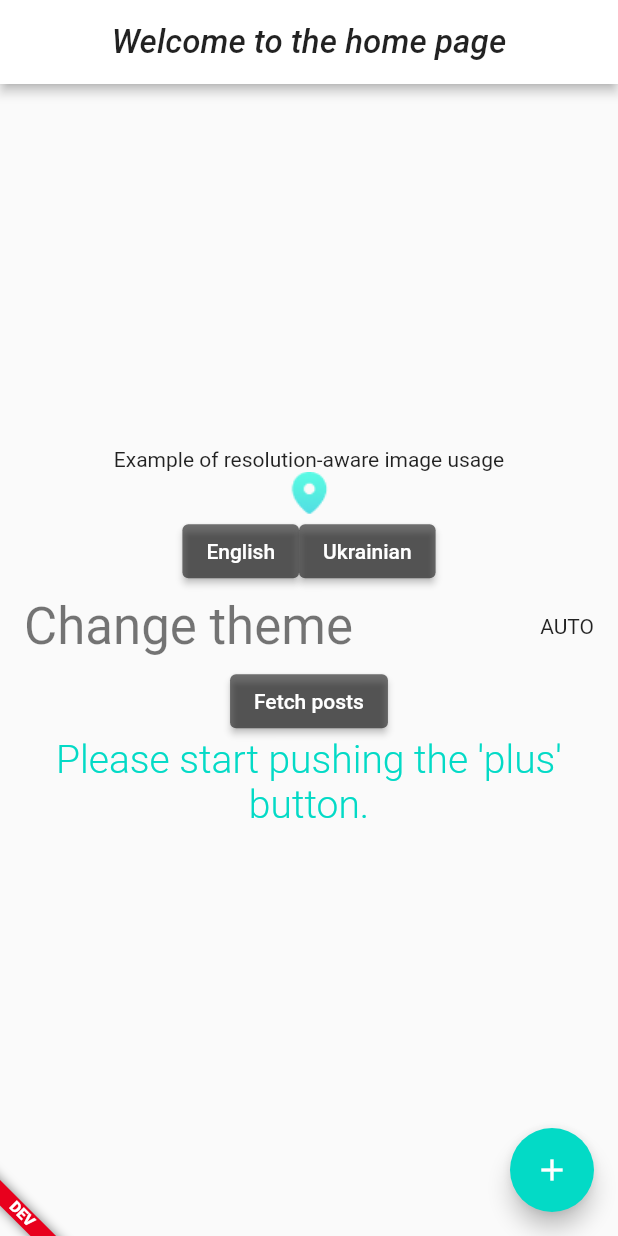
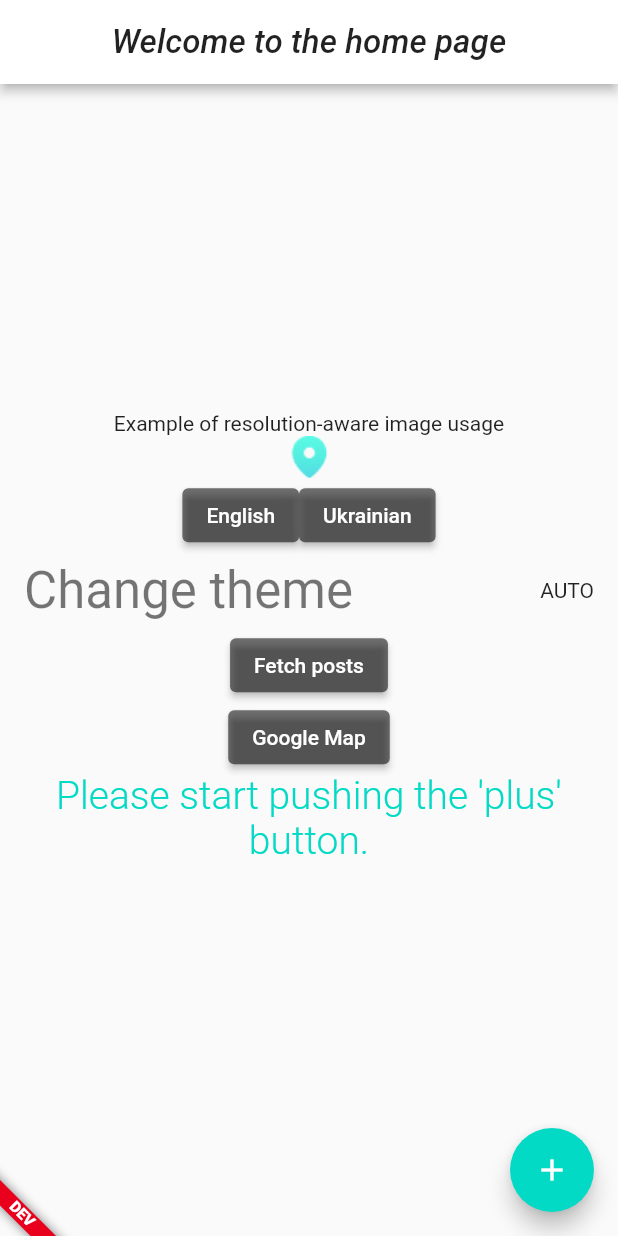
Before and after one commit to extrawest/ev_stations_map_showcase, a Flutter app: the screen it shows after launch, on a phone screen of 412 x 824 dp. Run offline on Flutter 3.47's test engine with Material 2 defaults, Android fonts, the light colour scheme and no system bars; our stand-ins replace device_info_plus, easy_localization, flutter_secure_storage, google_fonts, google_maps_flutter, package_info and 1 more; missing offline and left inert: flutter_udid; project files that could hold a hidden picture were left out.

Commit message:
added map screen

```diff
--- a/assets/i18n/en-US.json
+++ b/assets/i18n/en-US.json
@@ -18,9 +18,9 @@
     "other": "You have pushed the button {} times."
   },
   "fetch_posts": "Fetch posts",
-
   "auto": "auto",
   "light": "light",
   "dark": "dark",
-  "resolution_aware_img": "Example of resolution-aware image usage"
+  "resolution_aware_img": "Example of resolution-aware image usage",
+  "google_map": "Google Map"
 }
--- a/assets/i18n/uk-UA.json
+++ b/assets/i18n/uk-UA.json
@@ -18,9 +18,9 @@
     "other": "Ви натиснули кнопку {} раз."
   },
   "fetch_posts": "Оновити пости",
-
   "auto": "авто",
   "light": "світла",
   "dark": "темна",
-  "resolution_aware_img": "Приклад використання зображення, яке враховує роздільну здатність екрану"
+  "resolution_aware_img": "Приклад використання зображення, яке враховує роздільну здатність екрану",
+  "google_map": "Google мапа"
 }
--- a/lib/routes.dart
+++ b/lib/routes.dart
@@ -1,4 +1,5 @@
 import 'package:flutter/material.dart';
+import 'package:volkhov_maps_app/screens/map_sreen.dart';
 
 import 'flavor_banner.dart';
 import 'screens/home_screen.dart';
@@ -6,8 +7,10 @@ import 'screens/splash_screen.dart';
 
 const String homeScreenRoute = '/home_screen';
 const String splashScreenRoute = '/splash_screen';
+const String mapScreenRoute = '/map_screen';
 
 Map<String, WidgetBuilder> applicationRoutes = <String, WidgetBuilder>{
   splashScreenRoute: (context) => SplashScreen(),
   homeScreenRoute: (context) => const FlavorBanner(child: HomeScreen()),
+  mapScreenRoute: (context) => const MapScreen(),
 };
--- a/lib/screens/home_screen.dart
+++ b/lib/screens/home_screen.dart
@@ -2,6 +2,7 @@ import 'package:easy_localization/easy_localization.dart';
 import 'package:flutter/material.dart';
 import 'package:provider/provider.dart';
 import 'package:volkhov_maps_app/common/app_bar_config.dart';
+import 'package:volkhov_maps_app/routes.dart';
 import 'package:volkhov_maps_app/theme/theme.dart';
 import 'package:volkhov_maps_app/view_models/home_view_model.dart';
 import 'package:volkhov_maps_app/view_models/posts_view_model.dart';
@@ -44,6 +45,12 @@ class _HomeScreenState extends State<HomeScreen> {
               await postsProvider.fetchPosts();
             },
             child: Text(tr(LocaleKeys.fetch_posts)),
+          ),
+          ElevatedButton(
+            onPressed: () async {
+              Navigator.pushReplacementNamed(context, mapScreenRoute);
+            },
+            child: Text(tr(LocaleKeys.google_map)),
           ),
           Text(
             plural(LocaleKeys.plural, homeProvider.counter),
--- /dev/null
+++ b/lib/screens/map_sreen.dart
@@ -0,0 +1,38 @@
+import 'package:flutter/material.dart';
+import 'package:google_maps_flutter/google_maps_flutter.dart';
+
+class MapScreen extends StatefulWidget {
+  const MapScreen({super.key});
+
+  @override
+  State<MapScreen> createState() => _MapScreenState();
+}
+
+class _MapScreenState extends State<MapScreen> {
+  late GoogleMapController mapController;
+
+  final LatLng _center = const LatLng(45.521563, -122.677433);
+
+  void _onMapCreated(GoogleMapController controller) {
+    mapController = controller;
+  }
+
+  @override
+  Widget build(BuildContext context) {
+    return MaterialApp(
+      home: Scaffold(
+        appBar: AppBar(
+          title: const Text('Maps Sample App'),
+          backgroundColor: Colors.green[700],
+        ),
+        body: GoogleMap(
+          onMapCreated: _onMapCreated,
+          initialCameraPosition: CameraPosition(
+            target: _center,
+            zoom: 11.0,
+          ),
+        ),
+      ),
+    );
+  }
+}
--- a/pubspec.yaml
+++ b/pubspec.yaml
@@ -37,6 +37,8 @@ dependencies:
   # The following adds the Cupertino Icons font to your application.
   # Use with the CupertinoIcons class for iOS style icons.
   cupertino_icons: ^1.0.3
+  google_maps_flutter: ^2.2.3
+  google_maps_flutter_web: ^0.4.0+5
 
 dev_dependencies:
   flutter_test:
```
Also changed, not shown: lib/generated/locale_keys.g.dart, pubspec.lock, 4 other files.
